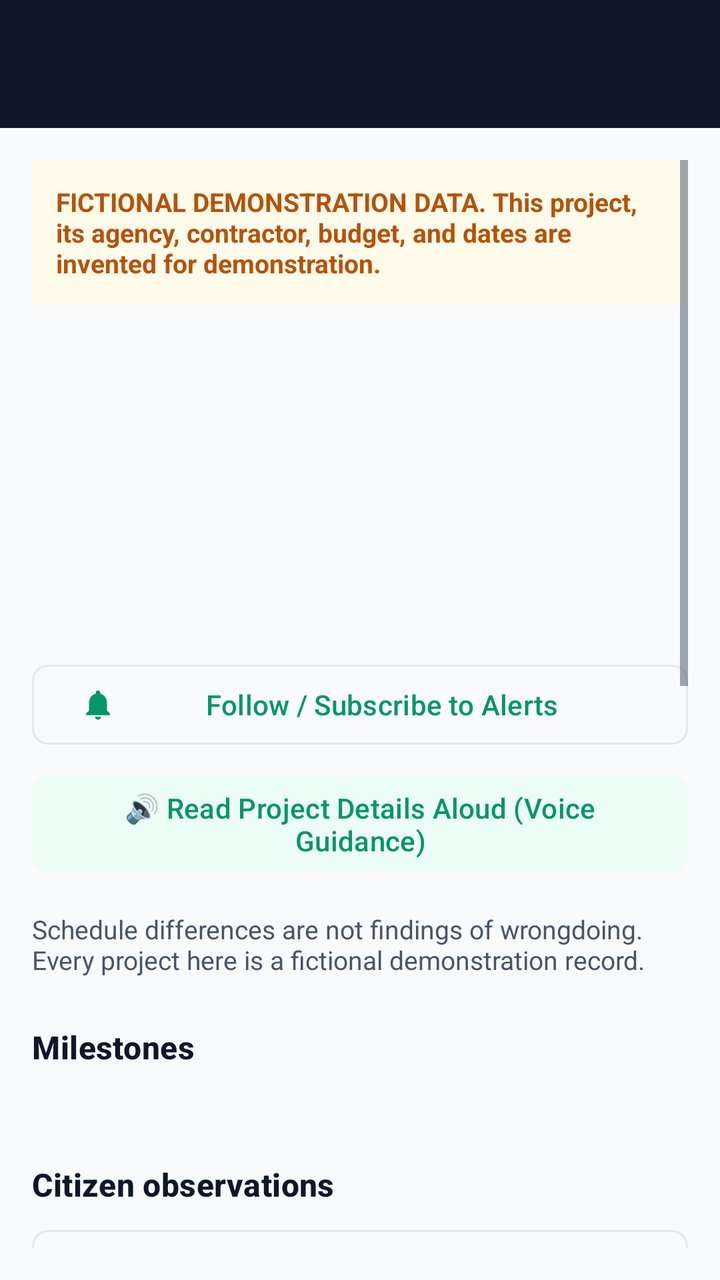
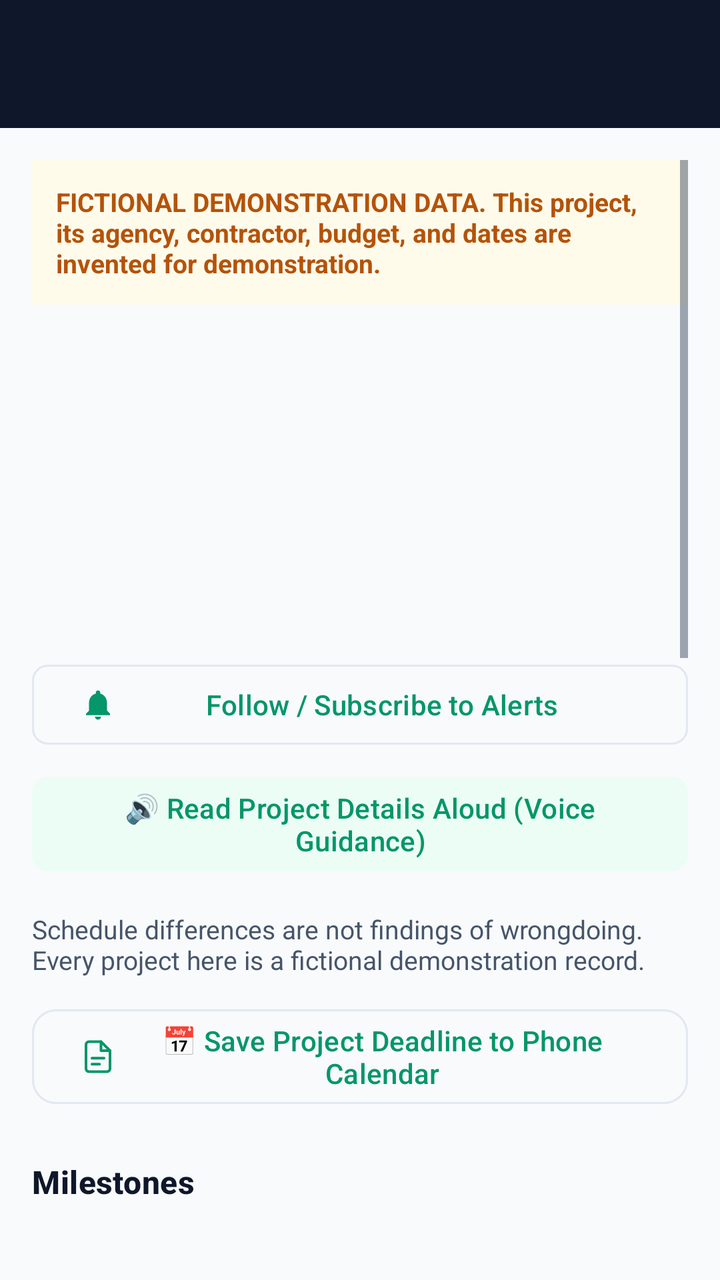

Screens rendered from an Android XML layout before and after an edit, with the pre-edit source and the edit as a unified diff.
<!-- AndroidManifest.xml: application theme Theme.CivicLens -->
<!-- res/layout/activity_project_detail.xml -->
<?xml version="1.0" encoding="utf-8"?>
<LinearLayout xmlns:android="http://schemas.android.com/apk/res/android"
    xmlns:app="http://schemas.android.com/apk/res-auto"
    android:layout_width="match_parent"
    android:layout_height="match_parent"
    android:orientation="vertical">

    <com.google.android.material.appbar.MaterialToolbar
        android:id="@+id/toolbar"
        android:layout_width="match_parent"
        android:layout_height="?attr/actionBarSize"
        android:background="@color/navy"
        app:navigationIconTint="@color/white"
        app:titleTextColor="@color/white" />

    <ScrollView
        android:layout_width="match_parent"
        android:layout_height="match_parent"
        android:padding="16dp">

        <LinearLayout
            android:layout_width="match_parent"
            android:layout_height="wrap_content"
            android:orientation="vertical">

            <TextView
                android:id="@+id/fictionalBanner"
                android:layout_width="match_parent"
                android:layout_height="wrap_content"
                android:background="@color/warning_bg"
                android:padding="12dp"
                android:text="@string/fictional_banner"
                android:textColor="@color/warning"
                android:textStyle="bold"
                android:textSize="13sp" />

            <TextView
                android:id="@+id/projectName"
                android:layout_width="match_parent"
                android:layout_height="wrap_content"
                android:layout_marginTop="12dp"
                android:textAppearance="@style/TextAppearance.Material3.HeadlineSmall"
                android:textColor="@color/navy"
                android:textStyle="bold" />

            <TextView
                android:id="@+id/projectAgency"
                android:layout_width="match_parent"
                android:layout_height="wrap_content"
                android:layout_marginTop="8dp" />

            <TextView
                android:id="@+id/projectContractor"
                android:layout_width="match_parent"
                android:layout_height="wrap_content"
                android:layout_marginTop="4dp" />

            <TextView
                android:id="@+id/projectLocation"
                android:layout_width="match_parent"
                android:layout_height="wrap_content"
                android:layout_marginTop="4dp"
                android:textColor="@color/green"
                android:textStyle="bold" />

            <TextView
                android:id="@+id/projectBudget"
                android:layout_width="match_parent"
                android:layout_height="wrap_content"
                android:layout_marginTop="4dp" />

            <TextView
                android:id="@+id/projectSource"
                android:layout_width="match_parent"
                android:layout_height="wrap_content"
                android:layout_marginTop="8dp"
                android:textColor="@color/text_secondary"
                android:textSize="13sp" />

            <com.google.android.material.button.MaterialButton
                android:id="@+id/subscribeProjectButton"
                style="@style/Widget.Material3.Button.OutlinedButton"
                android:layout_width="match_parent"
                android:layout_height="wrap_content"
                android:layout_marginTop="10dp"
                android:minHeight="48dp"
                android:text="Follow / Subscribe to Alerts"
                app:cornerRadius="8dp"
                app:icon="@drawable/ic_bell"
                app:iconTint="@color/green" />

            <com.google.android.material.button.MaterialButton
                android:id="@+id/readProjectVoiceButton"
                style="@style/Widget.Material3.Button.TonalButton"
                android:layout_width="match_parent"
                android:layout_height="wrap_content"
                android:layout_marginTop="8dp"
                android:minHeight="48dp"
                android:text="🔊 Read Project Details Aloud (Voice Guidance)"
                app:cornerRadius="8dp" />

            <TextView
                android:layout_width="match_parent"
                android:layout_height="wrap_content"
                android:layout_marginTop="16dp"
                android:text="@string/project_disclaimer"
                android:textColor="@color/text_secondary"
                android:textSize="13sp" />

            <TextView
                android:id="@+id/delayWarningBanner"
                android:layout_width="match_parent"
                android:layout_height="wrap_content"
                android:layout_marginTop="12dp"
                android:background="@color/warning_bg"
                android:padding="12dp"
                android:textColor="@color/warning"
                android:textSize="13sp"
                android:visibility="gone" />

            <TextView
                android:layout_width="match_parent"
                android:layout_height="wrap_content"
                android:layout_marginTop="24dp"
                android:text="@string/milestones_title"
                android:textAppearance="@style/TextAppearance.Material3.TitleMedium"
                android:textColor="@color/navy"
                android:textStyle="bold" />

            <TextView
                android:id="@+id/progressText"
                android:layout_width="match_parent"
                android:layout_height="wrap_content"
                android:layout_marginTop="4dp"
                android:textColor="@color/text_secondary" />

            <TextView
                android:id="@+id/milestonesEmpty"
                android:layout_width="match_parent"
                android:layout_height="wrap_content"
                android:layout_marginTop="4dp"
                android:text="@string/milestones_empty"
                android:visibility="gone" />

            <androidx.recyclerview.widget.RecyclerView
                android:id="@+id/milestonesList"
                android:layout_width="match_parent"
                android:layout_height="wrap_content" />

            <TextView
                android:layout_width="match_parent"
                android:layout_height="wrap_content"
                android:layout_marginTop="24dp"
                android:text="@string/observations_title"
                android:textAppearance="@style/TextAppearance.Material3.TitleMedium"
                android:textColor="@color/navy"
                android:textStyle="bold" />

            <com.google.android.material.button.MaterialButton
                android:id="@+id/submitObservationButton"
                style="@style/Widget.Material3.Button.OutlinedButton"
                android:layout_width="match_parent"
                android:layout_height="wrap_content"
                android:layout_marginTop="8dp"
                android:minHeight="48dp"
                android:text="@string/observation_submit"
                app:cornerRadius="8dp" />

            <TextView
                android:id="@+id/observationsEmpty"
                android:layout_width="match_parent"
                android:layout_height="wrap_content"
                android:layout_marginTop="8dp"
                android:text="@string/observations_empty"
                android:visibility="gone" />

            <androidx.recyclerview.widget.RecyclerView
                android:id="@+id/observationsList"
                android:layout_width="match_parent"
                android:layout_height="wrap_content" />

            <TextView
                android:layout_width="match_parent"
                android:layout_height="wrap_content"
                android:layout_marginTop="24dp"
                android:text="@string/events_title"
                android:textAppearance="@style/TextAppearance.Material3.TitleMedium"
                android:textColor="@color/navy"
                android:textStyle="bold" />

            <TextView
                android:id="@+id/eventsEmpty"
                android:layout_width="match_parent"
                android:layout_height="wrap_content"
                android:layout_marginTop="8dp"
                android:text="@string/events_empty"
                android:visibility="gone" />

            <androidx.recyclerview.widget.RecyclerView
                android:id="@+id/eventsList"
                android:layout_width="match_parent"
                android:layout_height="wrap_content" />

            <LinearLayout
                android:layout_width="match_parent"
                android:layout_height="wrap_content"
                android:layout_marginTop="24dp"
                android:background="@color/surface"
                android:orientation="vertical"
                android:padding="16dp">

                <TextView
                    android:layout_width="wrap_content"
                    android:layout_height="wrap_content"
                    android:text="Project Reality Index Score (0-100)"
                    android:textAppearance="@style/TextAppearance.Material3.TitleMedium"
                    android:textColor="@color/navy"
                    android:textStyle="bold" />

                <TextView
                    android:id="@+id/realityIndexScoreText"
                    android:layout_width="match_parent"
                    android:layout_height="wrap_content"
                    android:layout_marginTop="6dp"
                    android:textColor="@color/green"
                    android:textSize="16sp"
                    android:textStyle="bold" />

                <TextView
                    android:id="@+id/realityIndexBreakdownText"
                    android:layout_width="match_parent"
                    android:layout_height="wrap_content"
                    android:layout_marginTop="4dp"
                    android:textColor="@color/text_secondary"
                    android:textSize="12sp" />
            </LinearLayout>

            <com.google.android.material.card.MaterialCardView
                android:layout_width="match_parent"
                android:layout_height="wrap_content"
                android:layout_marginTop="20dp"
                app:cardCornerRadius="16dp"
                app:cardElevation="0dp"
                app:strokeColor="@color/stroke"
                app:strokeWidth="1dp">

                <LinearLayout
                    android:layout_width="match_parent"
                    android:layout_height="wrap_content"
                    android:orientation="vertical"
                    android:padding="16dp">

                    <TextView
                        android:layout_width="wrap_content"
                        android:layout_height="wrap_content"
                        android:text="📊 Project Delay &amp; Cost Overrun Impact"
                        android:textAppearance="@style/TextAppearance.Material3.TitleMedium"
                        android:textColor="@color/navy"
                        android:textStyle="bold" />

                    <TextView
                        android:id="@+id/delayCalculatorText"
                        android:layout_width="match_parent"
                        android:layout_height="wrap_content"
                        android:layout_marginTop="8dp"
                        android:text="Calculating schedule gap and estimated taxpayer cost impact..."
                        android:textColor="@color/text_secondary"
                        android:textSize="13sp" />
                </LinearLayout>
            </com.google.android.material.card.MaterialCardView>

            <com.google.android.material.card.MaterialCardView
                android:layout_width="match_parent"
                android:layout_height="wrap_content"
                android:layout_marginTop="16dp"
                app:cardCornerRadius="16dp"
                app:cardElevation="0dp"
                app:strokeColor="@color/stroke"
                app:strokeWidth="1dp">

                <LinearLayout
                    android:layout_width="match_parent"
                    android:layout_height="wrap_content"
                    android:orientation="vertical"
                    android:padding="16dp">

                    <TextView
                        android:layout_width="wrap_content"
                        android:layout_height="wrap_content"
                        android:text="📊 Citizen Community Rating Polls"
                        android:textAppearance="@style/TextAppearance.Material3.TitleMedium"
                        android:textColor="@color/navy"
                        android:textStyle="bold" />

                    <TextView
                        android:id="@+id/communityScoreText"
                        android:layout_width="match_parent"
                        android:layout_height="wrap_content"
                        android:layout_marginTop="6dp"
                        android:text="Community Approval Score: 88% Satisfied (42 Votes)"
                        android:textColor="@color/green"
                        android:textSize="14sp"
                        android:textStyle="bold" />

                    <LinearLayout
                        android:layout_width="match_parent"
                        android:layout_height="wrap_content"
                        android:layout_marginTop="10dp"
                        android:orientation="horizontal">

                        <com.google.android.material.button.MaterialButton
                            android:id="@+id/btnVoteGood"
                            style="@style/Widget.Material3.Button.TonalButton"
                            android:layout_width="0dp"
                            android:layout_height="wrap_content"
                            android:layout_weight="1"
                            android:text="👍 On Track"
                            app:cornerRadius="10dp" />

                        <com.google.android.material.button.MaterialButton
                            android:id="@+id/btnVoteLate"
                            style="@style/Widget.Material3.Button.OutlinedButton"
                            android:layout_width="0dp"
                            android:layout_height="wrap_content"
                            android:layout_marginStart="6dp"
                            android:layout_weight="1"
                            android:text="⏱️ Delayed"
                            app:cornerRadius="10dp" />

                        <com.google.android.material.button.MaterialButton
                            android:id="@+id/btnVoteBad"
                            style="@style/Widget.Material3.Button.OutlinedButton"
                            android:layout_width="0dp"
                            android:layout_height="wrap_content"
                            android:layout_marginStart="6dp"
                            android:layout_weight="1"
                            android:text="⚠️ Issue"
                            app:cornerRadius="10dp" />
                    </LinearLayout>
                </LinearLayout>
            </com.google.android.material.card.MaterialCardView>

            <com.google.android.material.button.MaterialButton
                android:id="@+id/openRtiDraftButton"
                style="@style/Widget.Material3.Button.TonalButton"
                android:layout_width="match_parent"
                android:layout_height="wrap_content"
                android:layout_marginTop="16dp"
                android:minHeight="48dp"
                android:text="@string/rti_assistant_title"
                app:cornerRadius="8dp" />

            <TextView
                android:layout_width="match_parent"
                android:layout_height="wrap_content"
                android:layout_marginTop="24dp"
                android:text="Accountability Watch &amp; Media Coverage"
                android:textAppearance="@style/TextAppearance.Material3.TitleMedium"
                android:textColor="@color/navy"
                android:textStyle="bold" />

            <androidx.recyclerview.widget.RecyclerView
                android:id="@+id/accountabilityList"
                android:layout_width="match_parent"
                android:layout_height="wrap_content"
                android:layout_marginTop="8dp" />
        </LinearLayout>
    </ScrollView>
</LinearLayout>
<!-- resources referenced by this layout -->
<resources>
  <color name="green">#059669</color>
  <color name="navy">#0F172A</color>
  <color name="stroke">#E2E8F0</color>
  <color name="surface">#F8FAFC</color>
  <color name="text_secondary">#475569</color>
  <color name="warning">#B45309</color>
  <color name="warning_bg">#FFFBEB</color>
  <color name="white">#FFFFFF</color>
  <!-- drawable ic_bell (drawable) -->
  <?xml version="1.0" encoding="utf-8"?>
  <vector xmlns:android="http://schemas.android.com/apk/res/android"
      android:width="24dp"
      android:height="24dp"
      android:viewportWidth="24"
      android:viewportHeight="24">
      <path
          android:fillColor="#FFFFFFFF"
          android:pathData="M12,22c1.1,0 2,-0.9 2,-2h-4c0,1.1 0.9,2 2,2zM18,16v-5c0,-3.07 -1.64,-5.64 -4.5,-6.32V4c0,-0.83 -0.67,-1.5 -1.5,-1.5s-1.5,0.67 -1.5,1.5v0.68C7.63,5.36 6,7.92 6,11v5l-2,2v1h16v-1l-2,-2z" />
  </vector>
  <string name="events_empty">No events recorded yet.</string>
  <string name="events_title">Audit trail</string>
  <string name="fictional_banner">FICTIONAL DEMONSTRATION DATA. This project, its agency, contractor, budget, and dates are invented for demonstration.</string>
  <string name="milestones_empty">No milestones published for this project.</string>
  <string name="milestones_title">Milestones</string>
  <string name="observation_submit">Submit an observation</string>
  <string name="observations_empty">No observations yet on this device.</string>
  <string name="observations_title">Citizen observations</string>
  <string name="project_disclaimer">Schedule differences are not findings of wrongdoing. Every project here is a fictional demonstration record.</string>
  <string name="rti_assistant_title">RTI Application Draft Assistant</string>
  <color name="green_light">#ECFDF5</color>
  <color name="gold">#D97706</color>
  <color name="text_hint">#94A3B8</color>
  <color name="navy_dark">#020617</color>
  <!-- unchanged entries left out for length: 1 -->
</resources>

<!-- the commit's change to res/layout/activity_project_detail.xml (unified diff, before → after) -->
@@ -117,6 +117,18 @@
                 android:textColor="@color/warning"
                 android:textSize="13sp"
                 android:visibility="gone" />
+
+            <com.google.android.material.button.MaterialButton
+                android:id="@+id/btnCalendarDeadline"
+                style="@style/Widget.Material3.Button.OutlinedButton"
+                android:layout_width="match_parent"
+                android:layout_height="wrap_content"
+                android:layout_marginTop="12dp"
+                android:minHeight="48dp"
+                android:text="📅 Save Project Deadline to Phone Calendar"
+                app:cornerRadius="12dp"
+                app:icon="@drawable/ic_doc"
+                app:iconTint="@color/green" />
 
             <TextView
                 android:layout_width="match_parent"
<!-- resource entries referenced after the edit -->
@@ -19,6 +19,42 @@
           android:fillColor="#FFFFFFFF"
           android:pathData="M12,22c1.1,0 2,-0.9 2,-2h-4c0,1.1 0.9,2 2,2zM18,16v-5c0,-3.07 -1.64,-5.64 -4.5,-6.32V4c0,-0.83 -0.67,-1.5 -1.5,-1.5s-1.5,0.67 -1.5,1.5v0.68C7.63,5.36 6,7.92 6,11v5l-2,2v1h16v-1l-2,-2z" />
   </vector>
+  <!-- drawable ic_doc (drawable) -->
+  <?xml version="1.0" encoding="utf-8"?>
+  <vector xmlns:android="http://schemas.android.com/apk/res/android"
+      android:width="24dp"
+      android:height="24dp"
+      android:viewportWidth="24"
+      android:viewportHeight="24">
+      <path
+          android:fillColor="#00000000"
+          android:pathData="M14,2H6a2,2 0 0 0 -2,2v16a2,2 0 0 0 2,2h12a2,2 0 0 0 2,-2V8z"
+          android:strokeColor="#FF000000"
+          android:strokeWidth="1.8"
+          android:strokeLineCap="round"
+          android:strokeLineJoin="round" />
+      <path
+          android:fillColor="#00000000"
+          android:pathData="M14,2v6h6"
+          android:strokeColor="#FF000000"
+          android:strokeWidth="1.8"
+          android:strokeLineCap="round"
+          android:strokeLineJoin="round" />
+      <path
+          android:fillColor="#00000000"
+          android:pathData="M8,13h8"
+          android:strokeColor="#FF000000"
+          android:strokeWidth="1.8"
+          android:strokeLineCap="round"
+          android:strokeLineJoin="round" />
+      <path
+          android:fillColor="#00000000"
+          android:pathData="M8,17h5"
+          android:strokeColor="#FF000000"
+          android:strokeWidth="1.8"
+          android:strokeLineCap="round"
+          android:strokeLineJoin="round" />
+  </vector>
   <string name="events_empty">No events recorded yet.</string>
   <string name="events_title">Audit trail</string>
   <string name="fictional_banner">FICTIONAL DEMONSTRATION DATA. This project, its agency, contractor, budget, and dates are invented for demonstration.</string>
